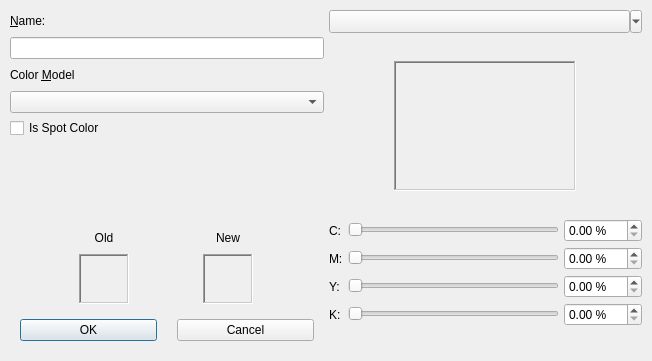
Above: scribus/ui/cmykfwbase.ui from scribusproject/scribus before the change. Below: the same form after it.
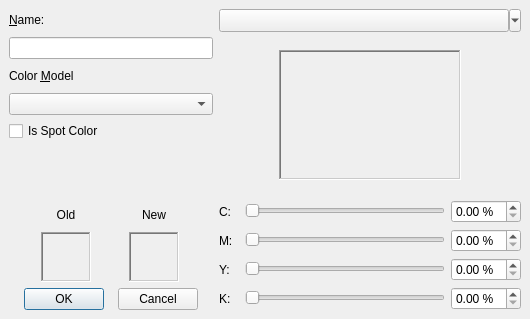
That is the form after the change. Custom widgets are drawn as their Qt base class.

Commit message: #16424: Update layout for Edit Colors dialog <bubu>

The edit to the form file:
```diff
--- a/scribus/ui/cmykfwbase.ui
+++ b/scribus/ui/cmykfwbase.ui
@@ -6,28 +6,25 @@
    <rect>
     <x>0</x>
     <y>0</y>
-    <width>652</width>
-    <height>361</height>
+    <width>530</width>
+    <height>319</height>
    </rect>
   </property>
   <property name="windowTitle">
    <string>Edit Color</string>
   </property>
   <layout class="QHBoxLayout" name="horizontalLayout">
-   <property name="spacing">
-    <number>5</number>
-   </property>
    <property name="leftMargin">
-    <number>10</number>
+    <number>9</number>
    </property>
    <property name="topMargin">
-    <number>10</number>
+    <number>9</number>
    </property>
    <property name="rightMargin">
-    <number>10</number>
+    <number>9</number>
    </property>
    <property name="bottomMargin">
-    <number>10</number>
+    <number>9</number>
    </property>
    <item>
     <layout class="QVBoxLayout" name="verticalLayout">
@@ -209,20 +206,33 @@
      <item>
       <layout class="QHBoxLayout" name="horizontalLayout_5">
        <property name="spacing">
-        <number>20</number>
+        <number>0</number>
        </property>
        <property name="leftMargin">
-        <number>10</number>
+        <number>0</number>
        </property>
        <property name="topMargin">
-        <number>10</number>
+        <number>0</number>
        </property>
        <property name="rightMargin">
-        <number>10</number>
+        <number>0</number>
        </property>
        <property name="bottomMargin">
-        <number>10</number>
+        <number>0</number>
        </property>
+       <item>
+        <spacer name="horizontalSpacer">
+         <property name="orientation">
+          <enum>Qt::Horizontal</enum>
+         </property>
+         <property name="sizeHint" stdset="0">
+          <size>
+           <width>40</width>
+           <height>20</height>
+          </size>
+         </property>
+        </spacer>
+       </item>
        <item>
         <widget class="QPushButton" name="buttonOK">
          <property name="text">
@@ -233,6 +243,19 @@
          </property>
         </widget>
        </item>
+       <item>
+        <spacer name="horizontalSpacer_3">
+         <property name="orientation">
+          <enum>Qt::Horizontal</enum>
+         </property>
+         <property name="sizeHint" stdset="0">
+          <size>
+           <width>40</width>
+           <height>20</height>
+          </size>
+         </property>
+        </spacer>
+       </item>
        <item>
         <widget class="QPushButton" name="buttonCancel">
          <property name="text">
@@ -240,6 +263,19 @@
          </property>
         </widget>
        </item>
+       <item>
+        <spacer name="horizontalSpacer_2">
+         <property name="orientation">
+          <enum>Qt::Horizontal</enum>
+         </property>
+         <property name="sizeHint" stdset="0">
+          <size>
+           <width>40</width>
+           <height>20</height>
+          </size>
+         </property>
+        </spacer>
+       </item>
       </layout>
      </item>
     </layout>
@@ -253,9 +289,6 @@
       <enum>QFrame::Raised</enum>
      </property>
      <layout class="QVBoxLayout" name="verticalLayout_2">
-      <property name="spacing">
-       <number>5</number>
-      </property>
       <property name="leftMargin">
        <number>0</number>
       </property>
@@ -286,6 +319,12 @@
       </item>
       <item>
        <widget class="QStackedWidget" name="TabStack">
+        <property name="sizePolicy">
+         <sizepolicy hsizetype="Preferred" vsizetype="Maximum">
+          <horstretch>0</horstretch>
+          <verstretch>0</verstretch>
+         </sizepolicy>
+        </property>
         <property name="frameShape">
          <enum>QFrame::NoFrame</enum>
         </property>
@@ -294,9 +333,6 @@
         </property>
         <widget class="QWidget" name="page">
          <layout class="QHBoxLayout" name="horizontalLayout_6">
-          <property name="spacing">
-           <number>0</number>
-          </property>
           <property name="leftMargin">
            <number>0</number>
           </property>
@@ -318,8 +354,26 @@
              <enum>QFrame::Sunken</enum>
             </property>
             <layout class="QVBoxLayout" name="verticalLayout_3">
+             <property name="leftMargin">
+              <number>0</number>
+             </property>
+             <property name="topMargin">
+              <number>0</number>
+             </property>
+             <property name="rightMargin">
+              <number>0</number>
+             </property>
+             <property name="bottomMargin">
+              <number>0</number>
+             </property>
              <item>
               <widget class="QFrame" name="frame_3">
+               <property name="sizePolicy">
+                <sizepolicy hsizetype="Fixed" vsizetype="Preferred">
+                 <horstretch>0</horstretch>
+                 <verstretch>0</verstretch>
+                </sizepolicy>
+               </property>
                <property name="minimumSize">
                 <size>
                  <width>182</width>
@@ -339,9 +393,6 @@
                 <enum>QFrame::Sunken</enum>
                </property>
                <layout class="QHBoxLayout" name="horizontalLayout_7">
-                <property name="spacing">
-                 <number>0</number>
-                </property>
                 <property name="leftMargin">
                  <number>0</number>
                 </property>
@@ -402,6 +453,19 @@
         </widget>
        </widget>
       </item>
+      <item>
+       <spacer name="verticalSpacer_2">
+        <property name="orientation">
+         <enum>Qt::Vertical</enum>
+        </property>
+        <property name="sizeHint" stdset="0">
+         <size>
+          <width>20</width>
+          <height>40</height>
+         </size>
+        </property>
+       </spacer>
+      </item>
       <item>
        <layout class="QGridLayout" name="slidersLayout">
         <item row="0" column="1">
@@ -444,6 +508,12 @@
         </item>
         <item row="3" column="0">
          <widget class="QLabel" name="BlackT">
+          <property name="minimumSize">
+           <size>
+            <width>20</width>
+            <height>0</height>
+           </size>
+          </property>
           <property name="text">
            <string>K:</string>
           </property>
@@ -470,6 +540,12 @@
         </item>
         <item row="3" column="2">
          <widget class="ScrSpinBox" name="BlackSp">
+          <property name="minimumSize">
+           <size>
+            <width>70</width>
+            <height>0</height>
+           </size>
+          </property>
           <property name="suffix">
            <string> %</string>
           </property>
@@ -502,6 +578,12 @@
         </item>
         <item row="0" column="0">
          <widget class="QLabel" name="CyanT">
+          <property name="minimumSize">
+           <size>
+            <width>20</width>
+            <height>0</height>
+           </size>
+          </property>
           <property name="text">
            <string>C:</string>
           </property>
@@ -509,6 +591,12 @@
         </item>
         <item row="2" column="2">
          <widget class="ScrSpinBox" name="YellowSp">
+          <property name="minimumSize">
+           <size>
+            <width>70</width>
+            <height>0</height>
+           </size>
+          </property>
           <property name="suffix">
            <string> %</string>
           </property>
@@ -522,6 +610,12 @@
         </item>
         <item row="1" column="2">
          <widget class="ScrSpinBox" name="MagentaSp">
+          <property name="minimumSize">
+           <size>
+            <width>70</width>
+            <height>0</height>
+           </size>
+          </property>
           <property name="suffix">
            <string> %</string>
           </property>
@@ -535,6 +629,12 @@
         </item>
         <item row="1" column="0">
          <widget class="QLabel" name="MagentaT">
+          <property name="minimumSize">
+           <size>
+            <width>20</width>
+            <height>0</height>
+           </size>
+          </property>
           <property name="text">
            <string>M:</string>
           </property>
@@ -542,6 +642,12 @@
         </item>
         <item row="0" column="2">
          <widget class="ScrSpinBox" name="CyanSp">
+          <property name="minimumSize">
+           <size>
+            <width>70</width>
+            <height>0</height>
+           </size>
+          </property>
           <property name="suffix">
            <string> %</string>
           </property>
@@ -555,6 +661,12 @@
         </item>
         <item row="2" column="0">
          <widget class="QLabel" name="YellowT">
+          <property name="minimumSize">
+           <size>
+            <width>20</width>
+            <height>0</height>
+           </size>
+          </property>
           <property name="text">
            <string>Y:</string>
           </property>
@@ -562,25 +674,17 @@
         </item>
        </layout>
       </item>
-      <item>
-       <spacer name="verticalSpacer_2">
-        <property name="orientation">
-         <enum>Qt::Vertical</enum>
-        </property>
-        <property name="sizeHint" stdset="0">
-         <size>
-          <width>20</width>
-          <height>40</height>
-         </size>
-        </property>
-       </spacer>
-      </item>
      </layout>
     </widget>
    </item>
   </layout>
  </widget>
  <customwidgets>
+  <customwidget>
+   <class>ScrSpinBox</class>
+   <extends>QDoubleSpinBox</extends>
+   <header location="global">ui/scrspinbox.h</header>
+  </customwidget>
   <customwidget>
    <class>SwatchCombo</class>
    <extends>QToolButton</extends>
@@ -597,11 +701,6 @@
    <extends>QListView</extends>
    <header>ui/colorlistbox.h</header>
   </customwidget>
-  <customwidget>
-   <class>ScrSpinBox</class>
-   <extends>QDoubleSpinBox</extends>
-   <header>ui/scrspinbox.h</header>
-  </customwidget>
   <customwidget>
    <class>ScColorSlider</class>
    <extends>QSlider</extends>
```
